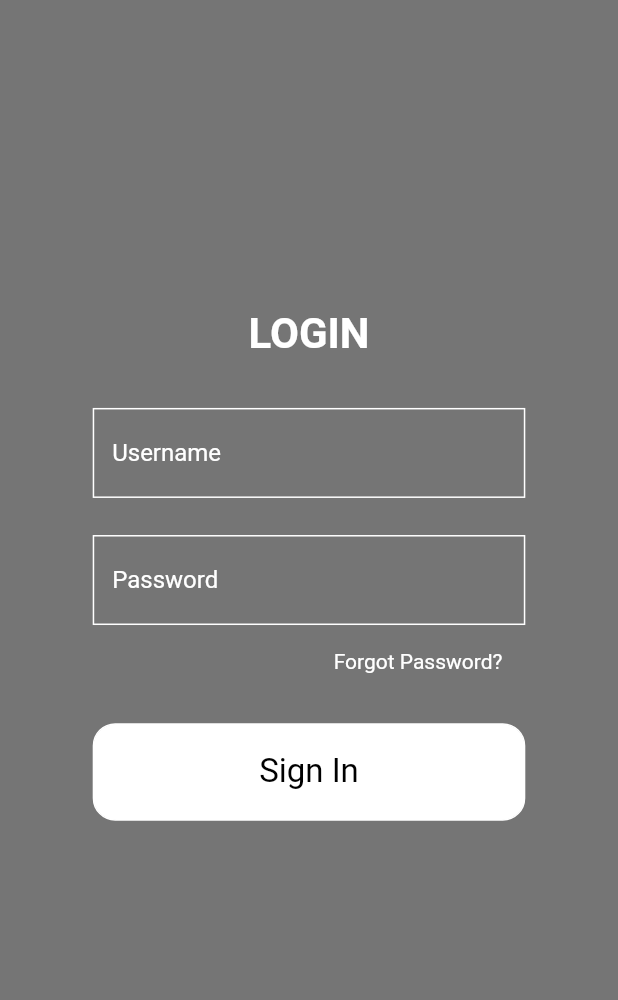
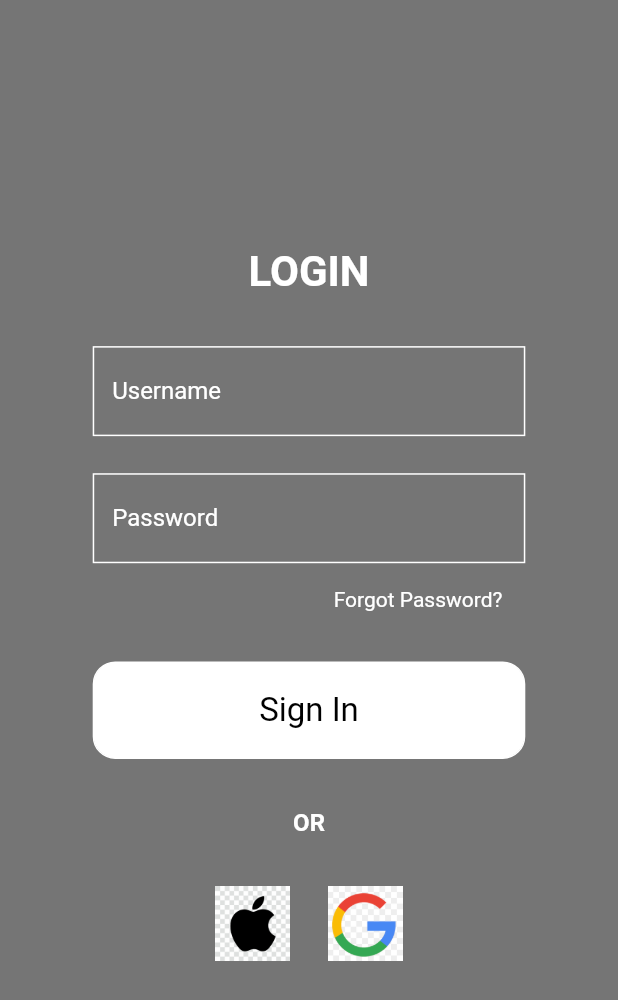
Before and after one commit to Fredd08/GIT-News-App, a Flutter app: the screen it shows after launch, after a tap on "Skip", on a phone screen of 412 x 824 dp. Shown: the top 1000 px of the screen. Run offline on Flutter 3.47's test engine with Material 2 defaults, Android fonts, the phone set to English and light mode, and no system bars.

Commit message:
login page

```diff
--- a/lib/Login/login.dart
+++ b/lib/Login/login.dart
@@ -24,7 +24,7 @@ class _LoginState extends State<Login> {
 
           children: [
             SizedBox(
-              height: h * 0.25,
+              height: h * 0.20,
             ),
             Center(
               child: Text(
@@ -102,6 +102,34 @@ class _LoginState extends State<Login> {
               width: w*0.7,
               child: Center(child: Text("Sign In",style: TextStyle(color: Colors.black,fontSize: 22),)),
             ),
+            SizedBox(
+              height: h*0.04,
+            ),
+            Text("OR",style: TextStyle(fontSize: 16,fontWeight: FontWeight.bold,color: Colors.white),),
+            SizedBox(
+              height: h*0.04,
+            ),
+            Row(
+              crossAxisAlignment: CrossAxisAlignment.center,
+              mainAxisAlignment: MainAxisAlignment.center,
+              children: [
+                Container(
+                  height: 50,
+                  width: 50,
+                  child: Image.asset("assets/apple.jpg",height: 30,),
+                ),
+                SizedBox(
+                  width: w*0.06,
+                ),
+                Container(
+                  decoration: BoxDecoration(image: DecorationImage(image: AssetImage("assets/google.jpg"))),
+                  height: 50,
+                  width: 50,
+                  child: Image.asset("assets/google.jpg",height: 30,),
+                ),
+              ],
+            )
+
           ],
         ),
       ),
```
Also changed, not shown: assets/apple.jpg (added), assets/google.jpg (added).
